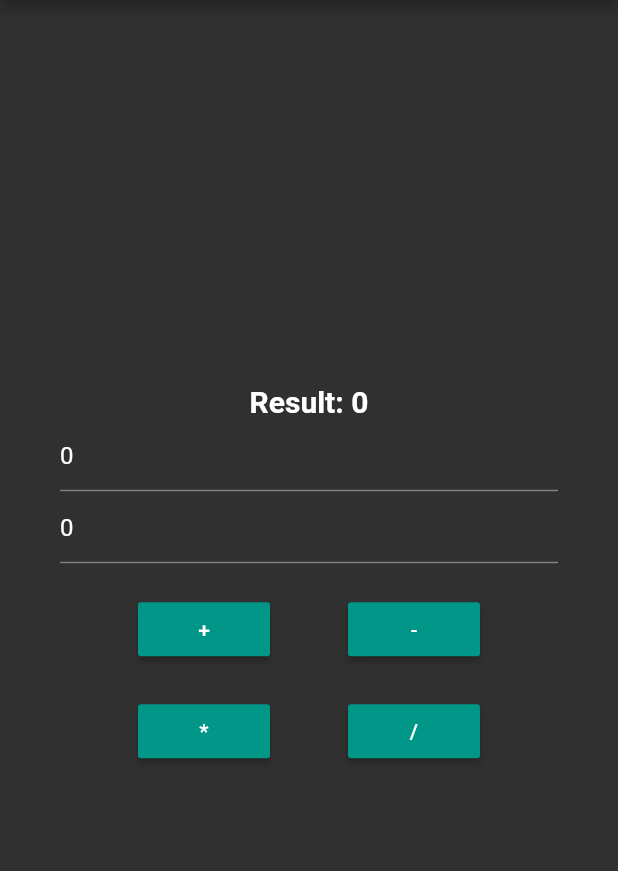
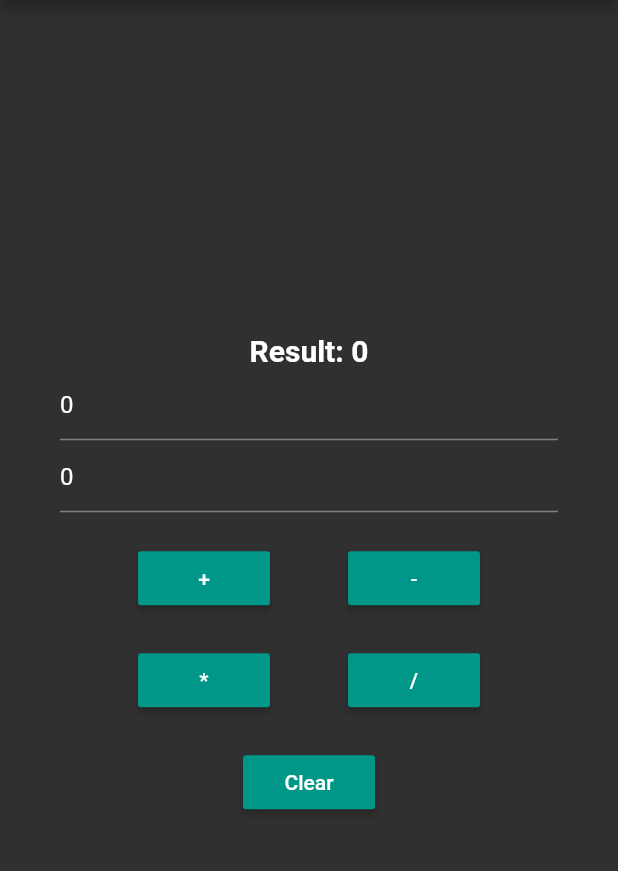
Before and after one commit to Amber052829/calculator_flutter, a Flutter app: the screen it shows after launch, on a phone screen of 412 x 824 dp, the part 84-955 px from its top. Run offline on Flutter 3.47's test engine with Material 2 defaults, Android fonts, the phone set to English and light mode, and no system bars.

Commit message:
added clear button

```diff
--- a/lib/homepage.dart
+++ b/lib/homepage.dart
@@ -40,6 +40,14 @@ class _HomePageState extends State<HomePage> {
       num1 = int.parse(t1.text);
       num2 = int.parse(t2.text);
       res = num1 ~/ num2;
+    });
+  }
+
+  void clear() {
+    setState(() {
+      t1.text = "0";
+      t2.text = "0";
+      res = 0;
     });
   }
 
@@ -103,6 +111,17 @@ class _HomePageState extends State<HomePage> {
                     onPressed: div,
                   ),
                 ],
+              ),
+              new Padding(padding: const EdgeInsets.only(top: 20.0)),
+              new Row(
+                mainAxisAlignment: MainAxisAlignment.center,
+                children: <Widget>[
+                  new MaterialButton(
+                    child: new Text("Clear"),
+                    color: Colors.teal,
+                    onPressed: clear,
+                  )
+                ],
               )
             ],
           )),
```
